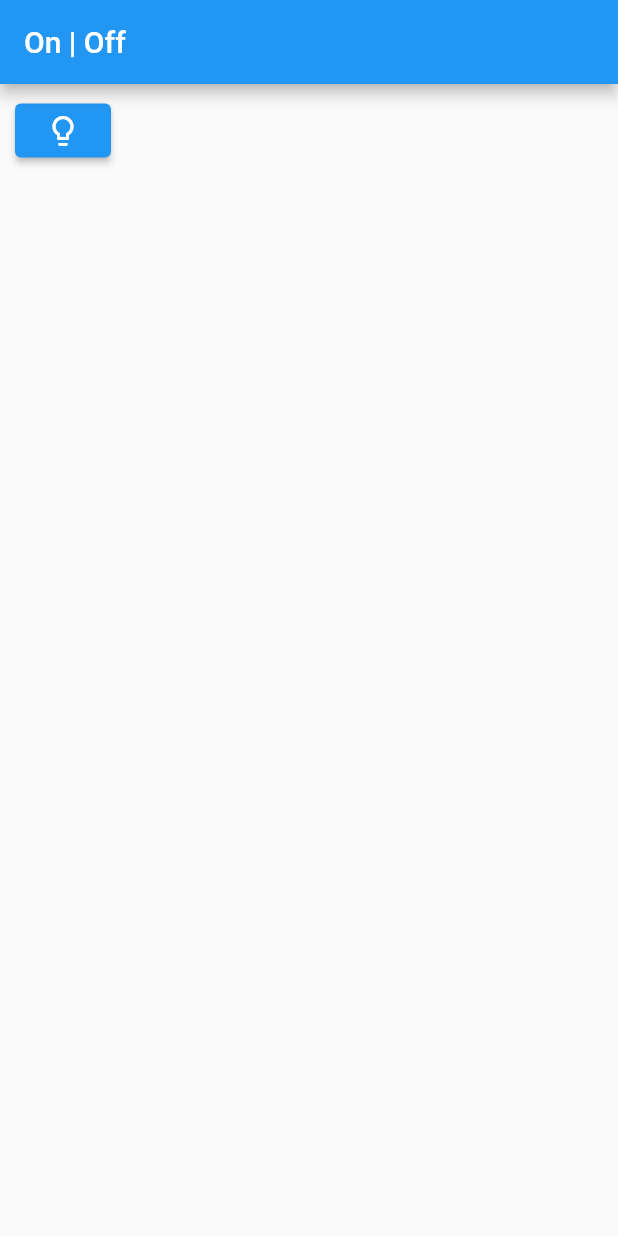
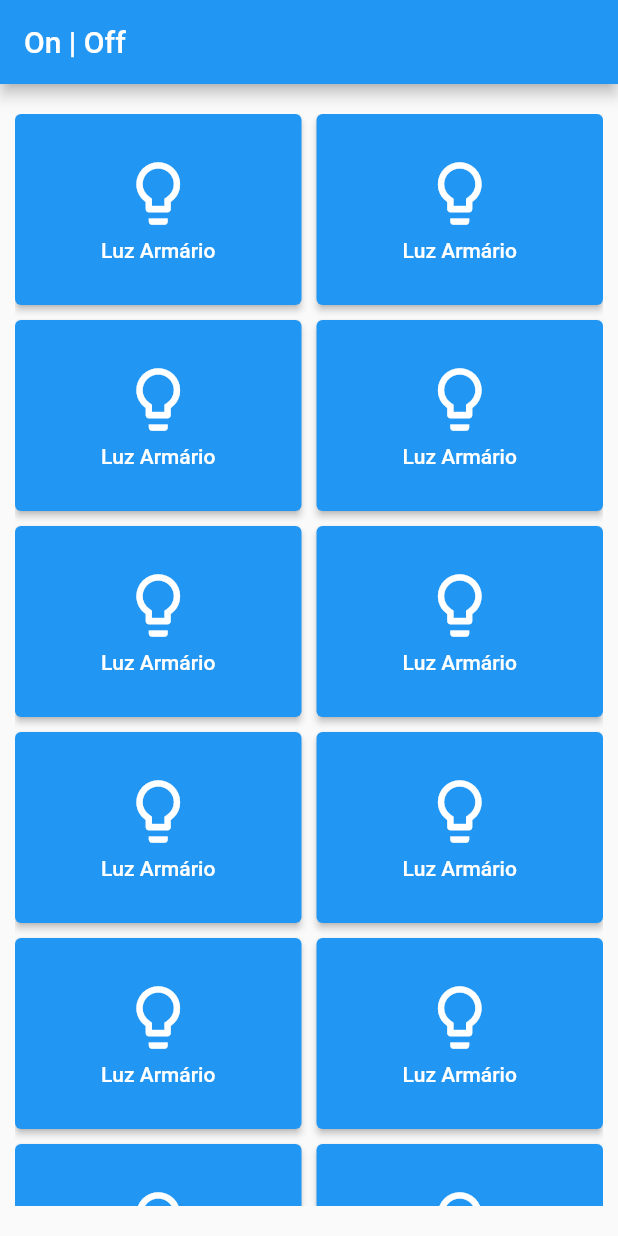
Before and after one commit to torressg/Sonoff_Flutter, a Flutter app: the screen it shows after launch, on a phone screen of 412 x 824 dp. Run offline on Flutter 3.47's test engine with Material 2 defaults, Android fonts, the phone set to English and light mode, and no system bars; network calls fail.

Commit message:
create qttAPI | create buttons above the resp API

```diff
--- a/on_off/lib/pages/buttons_page.dart
+++ b/on_off/lib/pages/buttons_page.dart
@@ -1,3 +1,5 @@
+import 'dart:convert';
+
 import 'package:flutter/material.dart';
 import 'package:http/http.dart' as http;
 
@@ -9,22 +11,71 @@ class ButtomPage extends StatefulWidget {
 }
 
 class _ButtomPageState extends State<ButtomPage> {
+  List<dynamic>? myJsonList;
+
+  // Call API to turn ON/OFF
   Future<void> changeSwitch() async {
-    final response = await http.get(Uri.parse(
-      'http://192.168.0.209:7777/toggle/Armario'
-    ));
-    print(response.toString());
+    final responseChange =
+        await http.get(Uri.parse('http://192.168.0.209:7777/toggle/Armario'));
+    print(responseChange.toString());
   }
+  // Call API to get Quantity
+  Future<http.Response> countSwitch() async {
+    final responseQtt =
+    await http.get(Uri.parse('http://192.168.0.209:7777/status/1000ba1e43'));
+    print(responseQtt);
+    return responseQtt;
+  }
+
+  @override
+  initState() {
+    super.initState();
+    countSwitch().then((http.Response res) {
+      setState(() {
+        myJsonList = jsonDecode(res.body);
+      });
+    });
+  }
+
 
   @override
   Widget build(BuildContext context) {
     return Scaffold(
-      appBar: AppBar(title: Text('On | Off'),),
+      appBar: AppBar(
+        title: const Text('On | Off'),
+      ),
       body: Container(
-        margin: EdgeInsets.symmetric(horizontal: 10, vertical: 7),
-        child: ElevatedButton(
-            onPressed: () async { await changeSwitch();}, child: Icon(Icons.lightbulb_outlined)),
-      ),
-    );
+        margin: EdgeInsets.symmetric(vertical: 20, horizontal: 10),
+        child: GridView.builder(
+              gridDelegate: const SliverGridDelegateWithMaxCrossAxisExtent(
+                  maxCrossAxisExtent: 200,
+                  childAspectRatio: 3 / 2,
+                  crossAxisSpacing: 10,
+                  mainAxisSpacing: 10),
+              itemCount: myJsonList?.length,
+              itemBuilder: (BuildContext ctx, index) {
+                return ElevatedButton(
+                  onPressed: () {
+                    setState(() {
+
+                    });
+                  },
+                  child: Column(
+                    mainAxisAlignment: MainAxisAlignment.center,
+                    children: [
+                      Container(
+                        alignment: Alignment.center,
+                        child:
+                        // lightIsOn ? Icon(size: 50,Icons.lightbulb) :
+                        Icon(size: 50,Icons.lightbulb_outlined),
+                      ),
+                      SizedBox(height: 5,),
+                      Container(alignment: Alignment.center,
+                      child: Text('Luz Armário'),)
+                    ],
+                  ),
+                );
+              }),
+      ),    );
   }
 }
```
Also changed, not shown: 1 other file.
